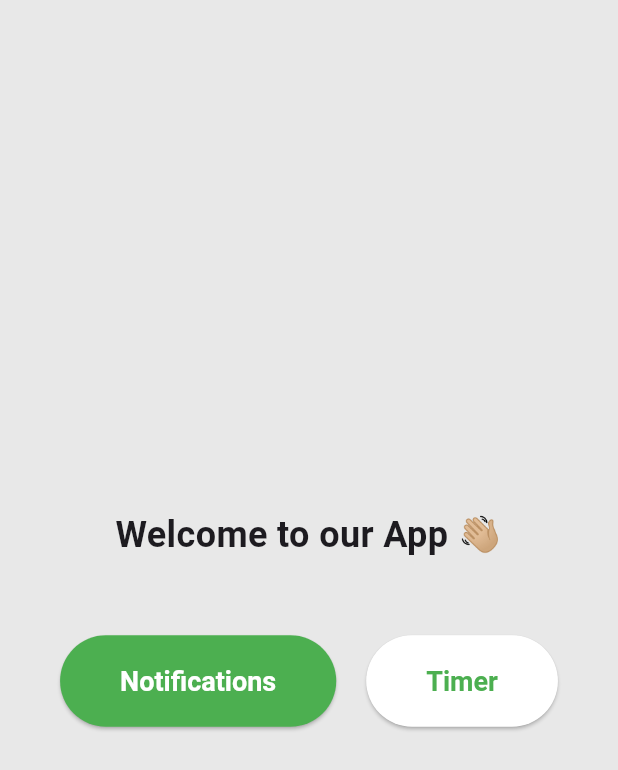
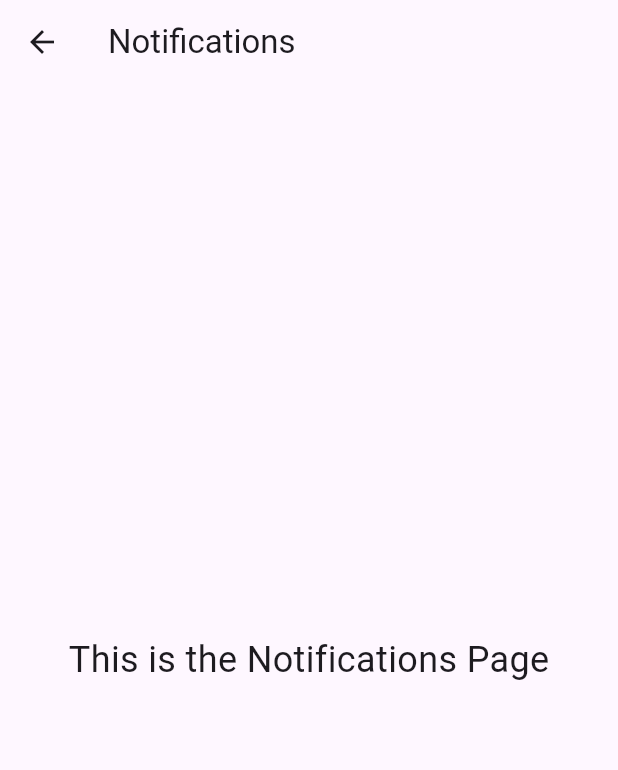
Before and after one commit to rayansb1/Pomonote, a Flutter app: the screen it shows after launch, after a tap on "Notifications", on a phone screen of 412 x 824 dp. Shown: the top 770 px of the screen. Run offline on Flutter 3.47's test engine with Material 3 defaults, Android fonts, the phone set to English and light mode, and no system bars.

Commit message:
Finish home page 💻

```diff
--- a/lib/main.dart
+++ b/lib/main.dart
@@ -8,9 +8,14 @@ void main() {
 class MyApp extends StatelessWidget {
   const MyApp({super.key});
 
-  // This widget is the root of your application.
   @override
   Widget build(BuildContext context) {
-    return const HomePage();
+    return MaterialApp(
+      title: 'Tools App',
+      theme: ThemeData(
+        primarySwatch: Colors.green,
+      ),
+      home: const HomePage(),
+    );
   }
 }
--- a/lib/pages/home_page.dart
+++ b/lib/pages/home_page.dart
@@ -1,20 +1,34 @@
 import 'package:flutter/material.dart';
+import 'package:toolsapp/pages/notification_page.dart';
+import 'package:toolsapp/pages/timer_page.dart';
 
 class HomePage extends StatelessWidget {
   const HomePage({super.key});
 
+  void _navigateToNotifications(BuildContext context) {
+    Navigator.push(
+      context,
+      MaterialPageRoute(builder: (context) => const NotificationPage()),
+    );
+  }
+
+  void _navigateToTimer(BuildContext context) {
+    Navigator.push(
+      context,
+      MaterialPageRoute(builder: (context) => const TimerPage()),
+    );
+  }
+
   @override
   Widget build(BuildContext context) {
-    return MaterialApp(
-      home: Scaffold(
+    return Scaffold(
       backgroundColor: const Color.fromARGB(255, 232, 232, 232),
       body: Center(
         child: Column(
-            mainAxisAlignment:
-                MainAxisAlignment.center, // Centers the content vertically
+          mainAxisAlignment: MainAxisAlignment.center,
           children: [
             const Padding(
-                padding: EdgeInsets.only(bottom: 50), // Moves text a little up
+              padding: EdgeInsets.only(bottom: 50),
               child: Text(
                 "Welcome to our App 👋🏼",
                 style: TextStyle(
@@ -24,12 +38,11 @@ class HomePage extends StatelessWidget {
               ),
             ),
             Row(
-                mainAxisAlignment:
-                    MainAxisAlignment.center, // Centers buttons horizontally
+              mainAxisAlignment: MainAxisAlignment.center,
               children: [
                 ElevatedButton(
                   onPressed: () {
-                      // Navigate to the notification page
+                    _navigateToNotifications(context);
                   },
                   style: ElevatedButton.styleFrom(
                     backgroundColor: Colors.green,
@@ -43,11 +56,10 @@ class HomePage extends StatelessWidget {
                   ),
                   child: const Text('Notifications'),
                 ),
-                  const SizedBox(
-                      width: 20), // Adds space between the two buttons
+                const SizedBox(width: 20),
                 ElevatedButton(
                   onPressed: () {
-                      // Navigate to the timer page
+                    _navigateToTimer(context);
                   },
                   style: ElevatedButton.styleFrom(
                     backgroundColor: Colors.white,
@@ -66,7 +78,6 @@ class HomePage extends StatelessWidget {
           ],
         ),
       ),
-      ),
     );
   }
 }
--- a/lib/pages/notification_page.dart
+++ b/lib/pages/notification_page.dart
@@ -1 +1,21 @@
 // the user will just choose the date and the note he want to recive it in the selected date.
+import 'package:flutter/material.dart';
+
+class NotificationPage extends StatelessWidget {
+  const NotificationPage({super.key});
+
+  @override
+  Widget build(BuildContext context) {
+    return Scaffold(
+      appBar: AppBar(
+        title: const Text('Notifications'),
+      ),
+      body: const Center(
+        child: Text(
+          'This is the Notifications Page',
+          style: TextStyle(fontSize: 24),
+        ),
+      ),
+    );
+  }
+}
```
Also changed, not shown: lib/pages/timer_page.dart (+20 -0 lines). Lines whose indentation alone changed are shown as unchanged.
